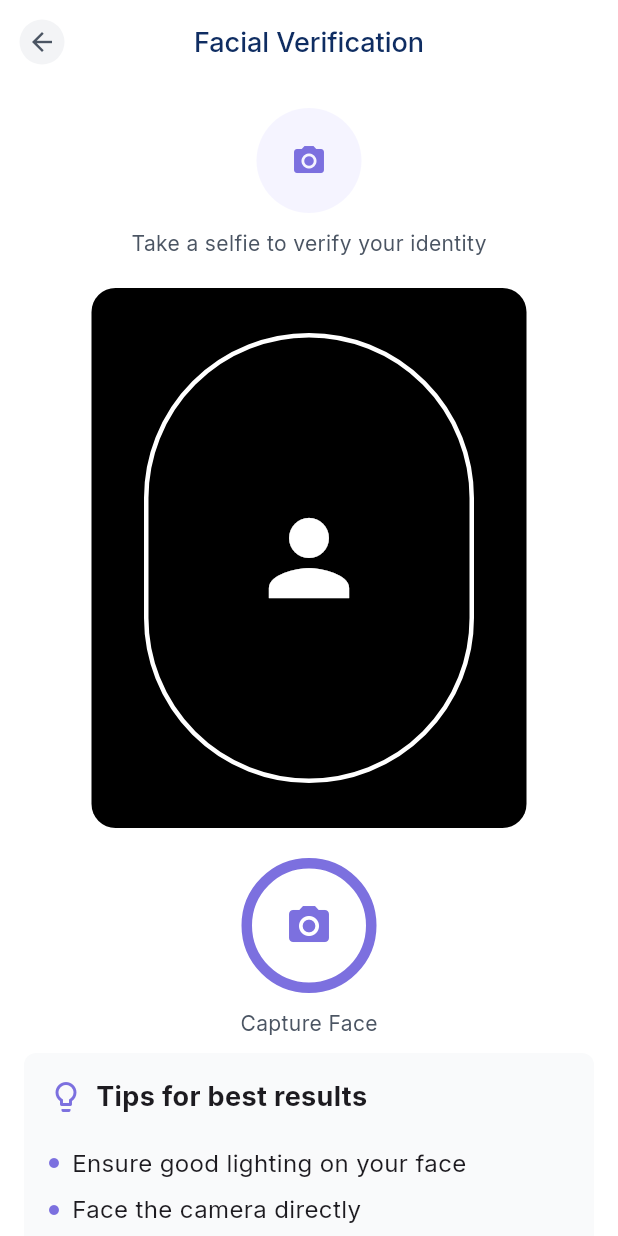
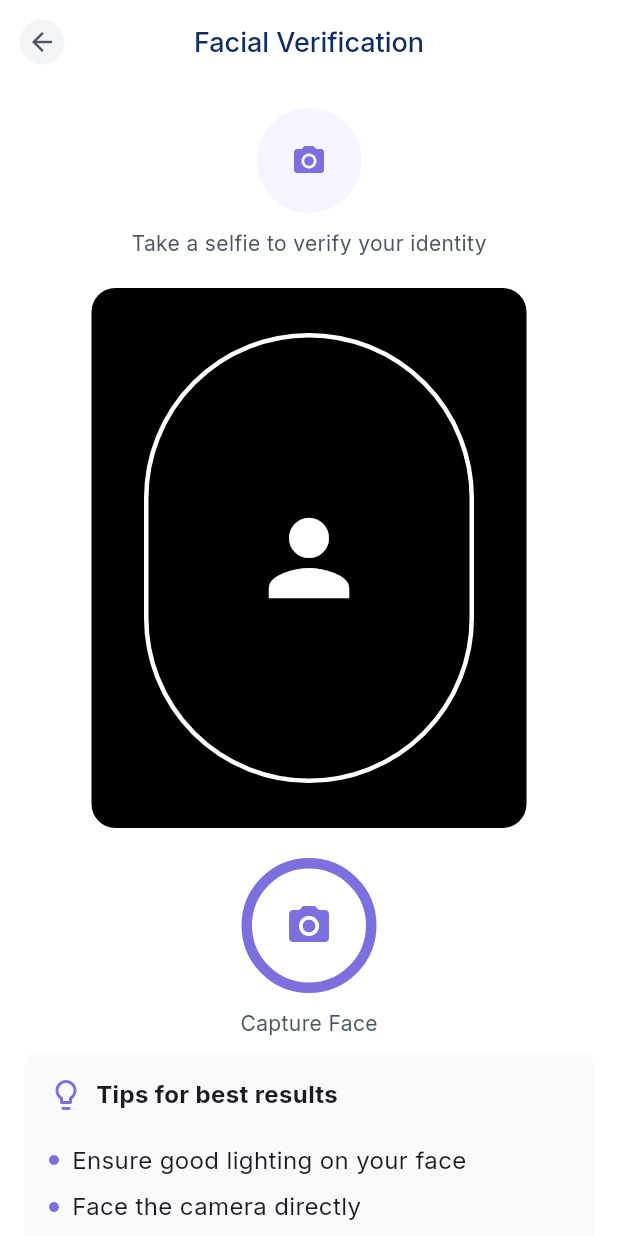
Before and after one commit to samsadeyemo/pcsloanamobilepp, a Flutter app: the FacialVerificationScreen screen opened by its route, on a phone screen of 412 x 824 dp. Run offline on Flutter 3.47's test engine with Material 3 defaults, Android fonts, the light colour scheme and no system bars; our stand-ins replace camera, flutter_dotenv, flutter_riverpod, go_router, local_auth, permission_handler and 1 more; accounts and stored records are empty; project files that could hold a hidden picture were left out.

Commit message:
Fix - text issues

```diff
--- a/lib/features/loan_application/presentation/facial_verification_screen.dart
+++ b/lib/features/loan_application/presentation/facial_verification_screen.dart
@@ -329,7 +329,7 @@ class _FacialVerificationScreenState
                               Text(
                                 'Tips for best results',
                                 style: TextStyle(
-                                  fontSize: 18.0,
+                                  fontSize: 16.0,
                                   fontWeight: FontWeight.bold,
                                 ),
                               ),
@@ -358,7 +358,7 @@ class _FacialVerificationScreenState
                     children: [
                       Icon(
                         Icons.question_mark_outlined,
-                        size: 20,
+                        size: 16,
                         color: Color(0xffA198FF),
                       ),
                       SizedBox(width: 3),
--- a/lib/features/loan_application/presentation/loan_disbursed_screen.dart
+++ b/lib/features/loan_application/presentation/loan_disbursed_screen.dart
@@ -363,7 +363,7 @@ class _LoanDisbursedScreen extends ConsumerState<LoanDisbursedScreen> {
                             ),
                             SizedBox(height: 6),
                             Text(
-                              'Your first repayment is due in 30 days. Set up auto-debit to avoid late fees and maintain a good credit score',
+                              'Monthly payment of ₦12,500 for 24 months starting July 19, 2025',
                               style: TextStyle(
                                 fontSize: 13,
                                 color: Colors.black87,
```
Also changed, not shown: lib/features/activity/presentation/activity_tab.dart (added).
